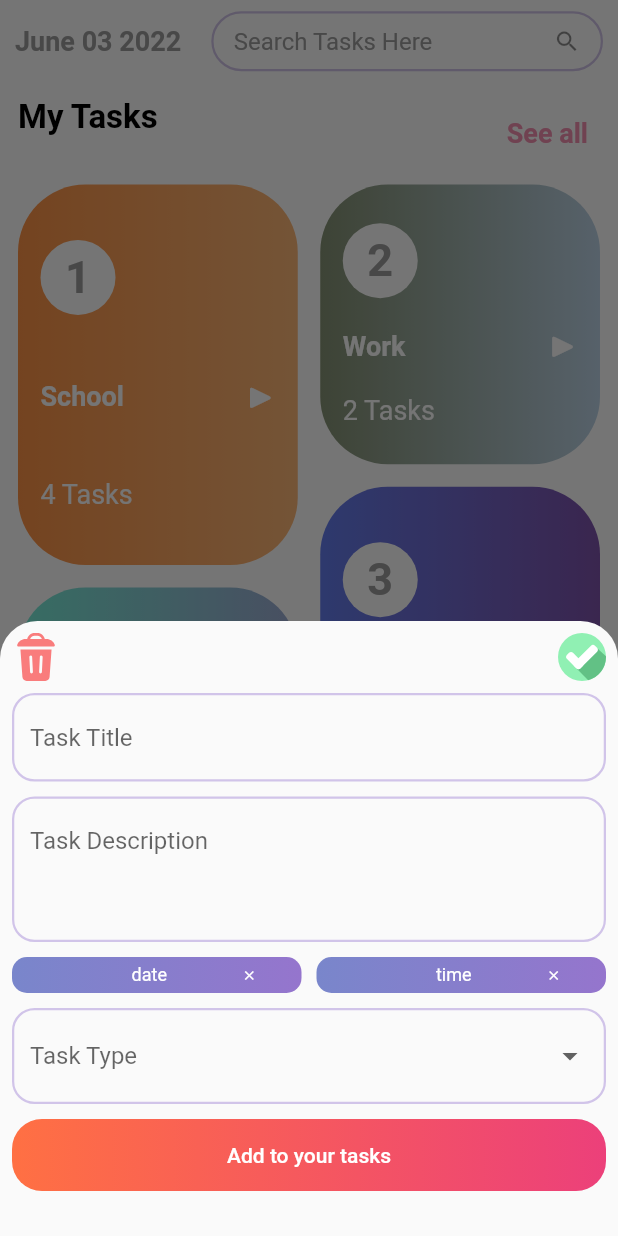
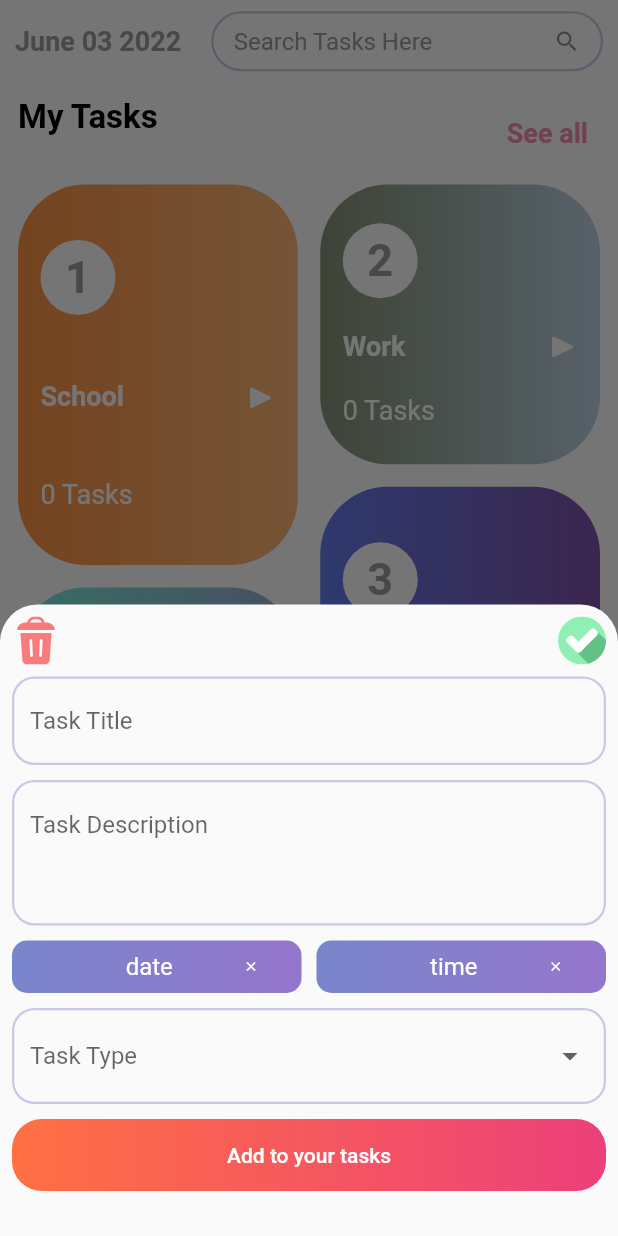
Before and after one commit to wshehab99/habbit, a Flutter app: the HomeScreen screen opened directly, after a tap on the "add" icon, on a phone screen of 412 x 824 dp. Run offline on Flutter 3.47's test engine with Material 2 defaults, Android fonts, the phone set to English and light mode, and no system bars; our stand-ins replace bloc, flutter_bloc, flutter_svg, lottie, modal_bottom_sheet, percent_indicator and 2 more; accounts and stored records are empty.

Commit message:
fix errors

```diff
--- a/lib/cubit/app_states.dart
+++ b/lib/cubit/app_states.dart
@@ -10,14 +10,12 @@ class AddTaskState extends AppState {}
 
 class UpdateTaskState extends AppState {}
 
-class GetSchoolTasksState extends AppState {}
+class SearchState extends AppState {}
 
-class GetWorkTasksState extends AppState {}
+class GetTypedTasksState extends AppState {}
 
-class GetHealthTasksState extends AppState {}
+class GetStatusBasedTasksState extends AppState {}
 
-class GetOngoingTasksState extends AppState {}
+class ChangeDateState extends AppState {}
 
-class GetOtherTasksState extends AppState {}
-
-class SearchState extends AppState {}
+class ChangeTimeState extends AppState {}
--- a/lib/layout/screens/dashboard_screen.dart
+++ b/lib/layout/screens/dashboard_screen.dart
@@ -1,20 +1,25 @@
 import 'package:flutter/material.dart';
+import 'package:flutter_bloc/flutter_bloc.dart';
 import 'package:flutter_staggered_grid_view/flutter_staggered_grid_view.dart';
+import 'package:habbit/cubit/app_cubit.dart';
+import 'package:habbit/cubit/app_states.dart';
 import 'package:habbit/layout/widgets/task_tail.dart';
 
-import '../../models/task_model.dart';
-import '../../models/task_type_model.dart';
 import '../widgets/task_type_card.dart';
 
 class DashBoardScreen extends StatelessWidget {
-  DashBoardScreen({super.key});
-  final List<TaskTypeModel> taskType = TaskTypeModel.getTaskTypes();
+  const DashBoardScreen({super.key});
 
   @override
   Widget build(BuildContext context) {
+    return BlocBuilder<AppCubit, AppState>(
+      builder: (context, state) {
+        AppCubit cubit = context.read<AppCubit>();
+
         return Padding(
           padding: const EdgeInsets.symmetric(horizontal: 12, vertical: 10),
           child: SingleChildScrollView(
+            physics: const BouncingScrollPhysics(),
             child: Column(
               crossAxisAlignment: CrossAxisAlignment.start,
               children: [
@@ -43,14 +48,14 @@ class DashBoardScreen extends StatelessWidget {
                     ),
                   ],
                 ),
-            SizedBox(
+                const SizedBox(
                   height: 10,
                 ),
                 StaggeredGrid.count(
                   crossAxisCount: 6,
                   crossAxisSpacing: 15,
                   mainAxisSpacing: 15,
-              children: taskType.map((element) {
+                  children: cubit.taskType.map((element) {
                     return StaggeredGridTile.count(
                       crossAxisCellCount: element.crossAxisCellCount!,
                       mainAxisCellCount: element.mainAxisCellCount!,
@@ -74,22 +79,24 @@ class DashBoardScreen extends StatelessWidget {
                 const SizedBox(
                   height: 15,
                 ),
-            // ListView.separated(
-            //   itemCount: tasks.length,
-            //   shrinkWrap: true,
-            //   physics: NeverScrollableScrollPhysics(),
-            //   itemBuilder: (context, index) {
-            //     return TaskTail(
-            //       taskModel: tasks[index],
-            //     );
-            //   },
-            //   separatorBuilder: (context, index) => SizedBox(
-            //     height: 10,
-            //   ),
-            // ),
+                ListView.separated(
+                  itemCount: cubit.statusBasedTasks.length,
+                  shrinkWrap: true,
+                  physics: const NeverScrollableScrollPhysics(),
+                  itemBuilder: (context, index) {
+                    return TaskTail(
+                      taskModel: cubit.statusBasedTasks[index],
+                    );
+                  },
+                  separatorBuilder: (context, index) => const SizedBox(
+                    height: 10,
+                  ),
+                ),
               ],
             ),
           ),
         );
+      },
+    );
   }
 }
--- a/lib/layout/screens/home_screen.dart
+++ b/lib/layout/screens/home_screen.dart
@@ -22,7 +22,7 @@ class HomeScreen extends StatelessWidget {
   @override
   Widget build(BuildContext context) {
     return BlocProvider(
-      create: (context) => AppCubit(),
+      create: (context) => AppCubit()..getStatusBasedTasks(status: "ongoing"),
       child: BlocBuilder<AppCubit, AppState>(
         builder: (context, state) {
           AppCubit cubit = context.read<AppCubit>();
--- a/lib/layout/widgets/bottom_sheet_widget.dart
+++ b/lib/layout/widgets/bottom_sheet_widget.dart
@@ -1,11 +1,14 @@
+import 'package:day_night_time_picker/lib/daynight_timepicker.dart';
 import 'package:flutter/material.dart';
 import 'package:flutter_svg/svg.dart';
+import 'package:habbit/cubit/app_cubit.dart';
+import 'package:habbit/cubit/app_states.dart';
 import 'package:habbit/layout/widgets/coustom_button.dart';
 import 'package:habbit/layout/widgets/drop_down_task_type.dart';
 import 'package:habbit/layout/widgets/task_details_text_field.dart';
 import 'package:habbit/layout/widgets/time_date_widget.dart';
 import 'package:habbit/models/task_model.dart';
-import 'package:habbit/models/task_type_model.dart';
+import 'package:flutter_bloc/flutter_bloc.dart';
 
 class BottomSheetWidget extends StatelessWidget {
   BottomSheetWidget({
@@ -18,15 +21,35 @@ class BottomSheetWidget extends StatelessWidget {
   final TextEditingController titleController = TextEditingController();
   final TextEditingController descriptionController = TextEditingController();
   final bool add;
+  final DropDownTaskType downTaskType = DropDownTaskType(
+    items: const [
+      "school",
+      "work",
+      "health",
+      "other",
+    ],
+    validator: (value) {
+      if (value!.isEmpty) {
+        return "Task type must not be empty";
+      }
+    },
+  );
   @override
   Widget build(BuildContext context) {
     if (taskModel != null) {
       titleController.text = taskModel!.name!;
+      descriptionController.text = taskModel!.description!;
+      downTaskType.dropValue = taskModel!.type;
     }
 
-    return Form(
+    return BlocProvider(
+      create: ((context) => AppCubit()),
+      child: BlocBuilder<AppCubit, AppState>(
+        builder: (context, state) {
+          AppCubit cubit = context.read<AppCubit>();
+          return SingleChildScrollView(
+            child: Form(
               key: formKey,
-      child: SingleChildScrollView(
               child: Column(
                 mainAxisSize: MainAxisSize.min,
                 children: [
@@ -66,7 +89,6 @@ class BottomSheetWidget extends StatelessWidget {
                       if (value!.isEmpty) {
                         return "Task description must not be empty";
                       }
-                return null;
                     },
                     hint: "Task Description",
                     maxLines: 3,
@@ -79,27 +101,61 @@ class BottomSheetWidget extends StatelessWidget {
                     child: Row(
                       children: [
                         TimeDateWidget(
-                    text: add ? "date" : taskModel!.date!,
-                    icon: add
+                          text: (add && cubit.date == null)
+                              ? "date"
+                              : cubit.date != null
+                                  ? cubit.date
+                                  : taskModel!.date!,
+                          icon: (add && cubit.date == null)
                               ? SizedBox()
                               : SvgPicture.asset(
                                   "assets/svg/date.svg",
                                   color: Colors.white,
                                   height: 18,
                                 ),
+                          onPressed: () {
+                            showDatePicker(
+                              context: context,
+                              initialDate: DateTime.now(),
+                              firstDate: DateTime.now(),
+                              lastDate: DateTime(2050),
+                            ).then(
+                              (value) {
+                                cubit.changeDate(dateTime: value!);
+                              },
+                            );
+                          },
                         ),
                         const SizedBox(
                           width: 10,
                         ),
                         TimeDateWidget(
-                    text: add ? "time" : taskModel!.startTime!,
-                    icon: add
+                          text: (add && cubit.time == null)
+                              ? "time"
+                              : cubit.time != null
+                                  ? cubit.time!
+                                  : taskModel!.startTime!,
+                          icon: (add && cubit.time == null)
                               ? SizedBox()
                               : SvgPicture.asset(
                                   "assets/svg/clock.svg",
                                   height: 18,
                                   color: Colors.white,
                                 ),
+                          onPressed: () {
+                            Navigator.of(context).push(
+                              showPicker(
+                                context: context,
+                                value: TimeOfDay.now(),
+                                onChange: (value) {
+                                  if (value != null) {
+                                    cubit.changeTime(timeOfDay: value);
+                                  }
+                                },
+                                blurredBackground: true,
+                              ),
+                            );
+                          },
                         ),
                       ],
                     ),
@@ -107,15 +163,7 @@ class BottomSheetWidget extends StatelessWidget {
                   const SizedBox(
                     height: 10,
                   ),
-            DropDownTaskType(
-              items: TaskTypeModel.getTaskNames(),
-              validator: (value) {
-                if (value!.isEmpty) {
-                  return "Task type must not be empty";
-                }
-                return null;
-              },
-            ),
+                  downTaskType,
                   const SizedBox(
                     height: 10,
                   ),
@@ -123,7 +171,17 @@ class BottomSheetWidget extends StatelessWidget {
                     text: add ? "Add to your tasks" : "Mark as completed",
                     onPressed: () {
                       if (formKey.currentState!.validate()) {
-                  //print("validate");
+                        add
+                            ? cubit.addTask(
+                                name: titleController.text,
+                                description: descriptionController.text,
+                                date: "22 june 2020",
+                                startTime: "11:00 pm",
+                                endTime: "01:00 am",
+                                status: "ongoing",
+                                type: downTaskType.dropValue!,
+                              )
+                            : {};
                       } else {
                         //print("null");
                       }
@@ -136,5 +194,8 @@ class BottomSheetWidget extends StatelessWidget {
               ),
             ),
           );
+        },
+      ),
+    );
   }
 }
--- a/lib/layout/widgets/custom_docked_button.dart
+++ b/lib/layout/widgets/custom_docked_button.dart
@@ -1,5 +1,6 @@
 import 'package:flutter/material.dart';
 import 'package:habbit/layout/widgets/bottom_sheet_widget.dart';
+import 'package:modal_bottom_sheet/modal_bottom_sheet.dart';
 
 class CustomDockedButton extends StatelessWidget {
   const CustomDockedButton({super.key});
--- a/lib/layout/widgets/task_details_app_bar.dart
+++ b/lib/layout/widgets/task_details_app_bar.dart
@@ -1,4 +1,5 @@
 import 'package:flutter/material.dart';
+import 'package:habbit/layout/widgets/bottom_sheet_widget.dart';
 import 'package:percent_indicator/percent_indicator.dart';
 
 import '../../models/task_type_model.dart';
@@ -121,9 +122,7 @@ class TaskDetailsAppBar extends SliverPersistentHeaderDelegate {
                 icon: const Icon(Icons.edit),
               ),
               IconButton(
-                onPressed: () {
-                  Navigator.pop(context);
-                },
+                onPressed: () {},
                 icon: const Icon(Icons.add),
               ),
             ],
--- a/lib/layout/widgets/task_tail.dart
+++ b/lib/layout/widgets/task_tail.dart
@@ -32,8 +32,7 @@ class TaskTail extends StatelessWidget {
       ),
       child: InkWell(
         onTap: () {
-          showModalBottomSheet(
-              isScrollControlled: true,
+          showBottomSheet(
               shape: const RoundedRectangleBorder(
                 borderRadius: BorderRadius.vertical(
                   top: Radius.circular(25),
--- a/lib/layout/widgets/time_date_widget.dart
+++ b/lib/layout/widgets/time_date_widget.dart
@@ -5,15 +5,18 @@ class TimeDateWidget extends StatelessWidget {
     super.key,
     this.text,
     this.icon,
+    required this.onPressed,
   });
   final String? text;
   final Widget? icon;
-
+  final void Function()? onPressed;
   @override
   Widget build(BuildContext context) {
     return Expanded(
+      child: InkWell(
+        onTap: onPressed,
         child: Container(
-        padding: EdgeInsets.symmetric(vertical: 5, horizontal: 5),
+          padding: EdgeInsets.symmetric(vertical: 8, horizontal: 5),
           decoration: BoxDecoration(
             borderRadius: BorderRadius.circular(10),
             gradient: LinearGradient(colors: [
@@ -29,7 +32,7 @@ class TimeDateWidget extends StatelessWidget {
               Text(
                 text!,
                 style: TextStyle(
-                fontSize: 12,
+                  fontSize: 16,
                   color: Colors.white,
                 ),
               ),
@@ -41,6 +44,7 @@ class TimeDateWidget extends StatelessWidget {
             ],
           ),
         ),
+      ),
     );
   }
 }
--- a/lib/main.dart
+++ b/lib/main.dart
@@ -1,15 +1,17 @@
 import 'package:flutter/material.dart';
+import 'package:habbit/db_helper/database_helper.dart';
 import 'package:habbit/layout/screens/onboarding_screen.dart';
 import 'package:habbit/theme/app_theme.dart';
 
-void main() {
+void main() async {
+  WidgetsFlutterBinding.ensureInitialized();
+  await DataBaseHelper.init();
   runApp(const MyApp());
 }
 
 class MyApp extends StatelessWidget {
   const MyApp({super.key});
 
-  // This widget is the root of your application.
   @override
   Widget build(BuildContext context) {
     return MaterialApp(
--- a/lib/models/task_type_model.dart
+++ b/lib/models/task_type_model.dart
@@ -1,4 +1,5 @@
 import 'package:flutter/material.dart';
+import 'package:habbit/db_helper/database_helper.dart';
 
 class TaskTypeModel {
   String? name;
@@ -19,31 +20,37 @@ class TaskTypeModel {
     this.mainAxisCellCount,
     this.completedTasks,
   });
-  static List<TaskTypeModel> getTaskTypes() {
+  static Future<List<TaskTypeModel>> getTaskTypes() async {
     return [
       TaskTypeModel(
         name: "School",
         taskRank: 1,
-        taskNo: 4,
+        taskNo: await DataBaseHelper.countTasksBasedOnCondition(
+            query: "type = ? ", values: ["school"]),
         startColor: Color.fromARGB(255, 253, 147, 70),
         endColor: Color.fromARGB(255, 253, 183, 119),
         mainAxisCellCount: 4,
-        completedTasks: 2,
+        completedTasks: await DataBaseHelper.countTasksBasedOnCondition(
+            query: "type = ? AND status = ?", values: ["school", "done"]),
       ),
       TaskTypeModel(
         name: "Work",
         taskRank: 2,
-        taskNo: 2,
+        taskNo: await DataBaseHelper.countTasksBasedOnCondition(
+            query: "type = ? ", values: ["work"]),
         startColor: Color.fromARGB(255, 134, 147, 117),
         endColor: Color.fromARGB(255, 189, 212, 231),
-        completedTasks: 2,
+        completedTasks: await DataBaseHelper.countTasksBasedOnCondition(
+            query: "type = ? AND status = ?", values: ["work", "done"]),
         mainAxisCellCount: 3,
       ),
       TaskTypeModel(
         name: "Health",
         taskRank: 3,
-        taskNo: 1,
-        completedTasks: 0,
+        taskNo: await DataBaseHelper.countTasksBasedOnCondition(
+            query: "type = ? ", values: ["health"]),
+        completedTasks: await DataBaseHelper.countTasksBasedOnCondition(
+            query: "type = ? AND status = ?", values: ["health", "done"]),
         startColor: Color.fromARGB(255, 100, 125, 238),
         endColor: Color.fromARGB(255, 127, 83, 172),
         mainAxisCellCount: 4,
@@ -51,16 +58,20 @@ class TaskTypeModel {
       TaskTypeModel(
         name: "Other",
         taskRank: 4,
-        taskNo: 0,
+        taskNo: await DataBaseHelper.countTasksBasedOnCondition(
+            query: "type = ? ", values: ["other"]),
         startColor: Color.fromARGB(255, 119, 238, 216),
         endColor: Color.fromARGB(255, 158, 171, 212),
         mainAxisCellCount: 3,
-        completedTasks: 0,
+        completedTasks: await DataBaseHelper.countTasksBasedOnCondition(
+            query: "type = ? AND status = ?", values: ["health", "done"]),
       ),
     ];
   }
 
-  static List<String> getTaskNames() {
-    return getTaskTypes().map((e) => e.name!).toList();
+  static Future<List<String>> getTaskNames() async {
+    return await getTaskTypes().then((value) {
+      return value.map((e) => e.name!).toList();
+    });
   }
 }
--- a/pubspec.yaml
+++ b/pubspec.yaml
@@ -44,7 +44,9 @@ dependencies:
   flutter_staggered_grid_view: ^0.6.2
   percent_indicator: ^4.2.2
   lottie: ^1.4.3
-
+  day_night_time_picker: ^1.1.3
+  intl: ^0.17.0
+  modal_bottom_sheet: ^2.1.2
 dev_dependencies:
   flutter_test:
     sdk: flutter
```
Also changed, not shown: lib/cubit/app_cubit.dart (+47 -52 lines), lib/db_helper/database_helper.dart (+7 -7 lines), pubspec.lock. Lines whose indentation alone changed are shown as unchanged.
